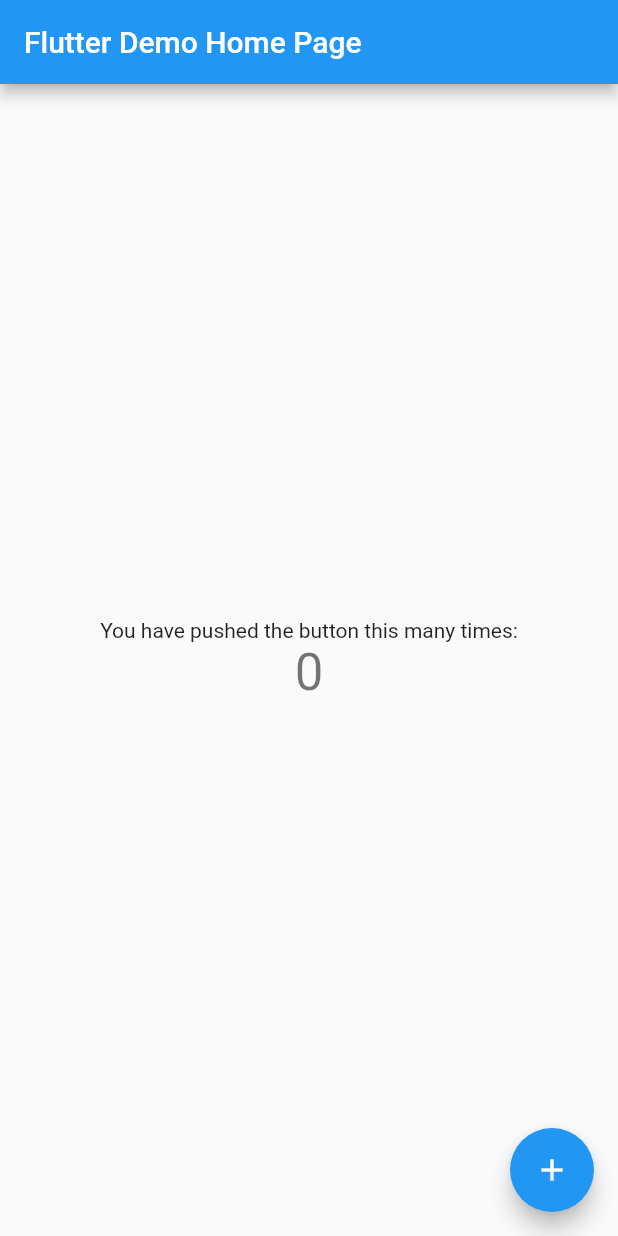
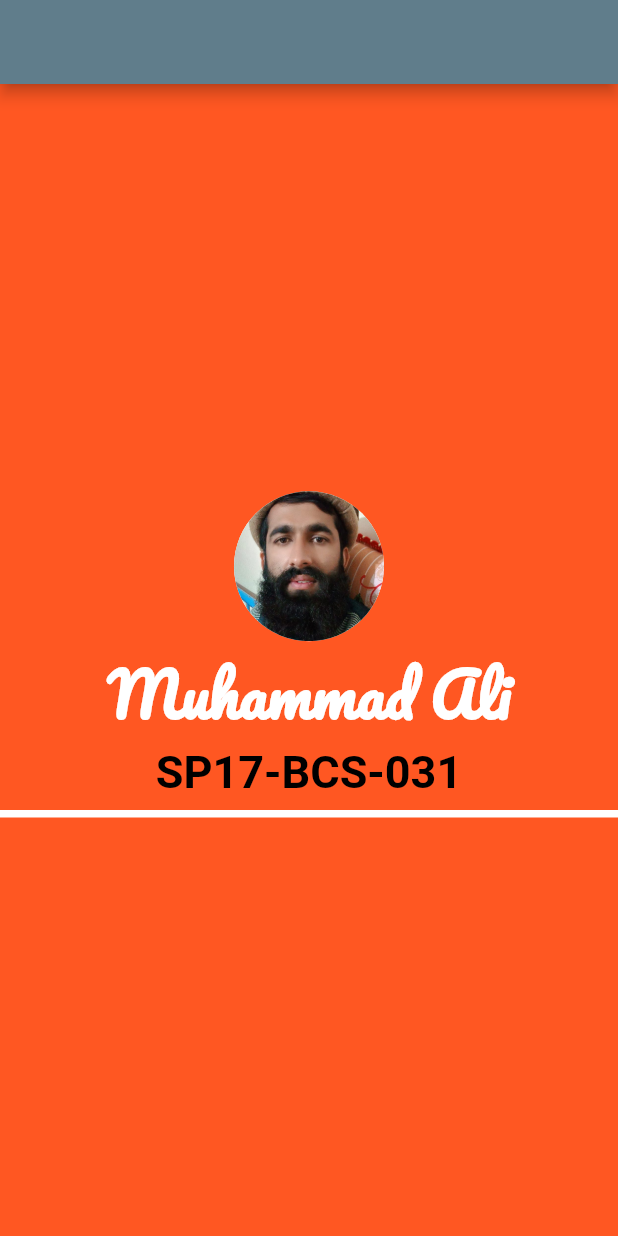
Before and after one commit to MuhammadAlikhichi/SP17-BCS-031, a Flutter app: the first screen one second after launch, on a phone screen of 412 x 824 dp. Run offline on Flutter 3.47's test engine with Material 2 defaults, Android fonts, the phone set to English and light mode, and no system bars.

Commit message:
commit 1 add splashscreen

```diff
--- /dev/null
+++ b/lib/home.dart
@@ -0,0 +1,7 @@
+import 'package:flutter/material.dart';
+class homepage extends StatelessWidget {
+  @override
+  Widget build(BuildContext context) {
+    return Container();
+  }
+}
--- a/lib/main.dart
+++ b/lib/main.dart
@@ -1,117 +1,18 @@
 import 'package:flutter/material.dart';
+import 'splashscreen.dart';
 
-void main() {
-  runApp(MyApp());
-}
+void main() => runApp(MyApp());
 
 class MyApp extends StatelessWidget {
-  // This widget is the root of your application.
   @override
   Widget build(BuildContext context) {
     return MaterialApp(
-      title: 'Flutter Demo',
+      debugShowCheckedModeBanner: false,
+      title: "Quizstar",
       theme: ThemeData(
-        // This is the theme of your application.
-        //
-        // Try running your application with "flutter run". You'll see the
-        // application has a blue toolbar. Then, without quitting the app, try
-        // changing the primarySwatch below to Colors.green and then invoke
-        // "hot reload" (press "r" in the console where you ran "flutter run",
-        // or simply save your changes to "hot reload" in a Flutter IDE).
-        // Notice that the counter didn't reset back to zero; the application
-        // is not restarted.
-        primarySwatch: Colors.blue,
-        // This makes the visual density adapt to the platform that you run
-        // the app on. For desktop platforms, the controls will be smaller and
-        // closer together (more dense) than on mobile platforms.
-        visualDensity: VisualDensity.adaptivePlatformDensity,
+        primarySwatch: Colors.indigo,
       ),
-      home: MyHomePage(title: 'Flutter Demo Home Page'),
+      home: splashscreen(),
     );
   }
 }
-
-class MyHomePage extends StatefulWidget {
-  MyHomePage({Key key, this.title}) : super(key: key);
-
-  // This widget is the home page of your application. It is stateful, meaning
-  // that it has a State object (defined below) that contains fields that affect
-  // how it looks.
-
-  // This class is the configuration for the state. It holds the values (in this
-  // case the title) provided by the parent (in this case the App widget) and
-  // used by the build method of the State. Fields in a Widget subclass are
-  // always marked "final".
-
-  final String title;
-
-  @override
-  _MyHomePageState createState() => _MyHomePageState();
-}
-
-class _MyHomePageState extends State<MyHomePage> {
-  int _counter = 0;
-
-  void _incrementCounter() {
-    setState(() {
-      // This call to setState tells the Flutter framework that something has
-      // changed in this State, which causes it to rerun the build method below
-      // so that the display can reflect the updated values. If we changed
-      // _counter without calling setState(), then the build method would not be
-      // called again, and so nothing would appear to happen.
-      _counter++;
-    });
-  }
-
-  @override
-  Widget build(BuildContext context) {
-    // This method is rerun every time setState is called, for instance as done
-    // by the _incrementCounter method above.
-    //
-    // The Flutter framework has been optimized to make rerunning build methods
-    // fast, so that you can just rebuild anything that needs updating rather
-    // than having to individually change instances of widgets.
-    return Scaffold(
-      appBar: AppBar(
-        // Here we take the value from the MyHomePage object that was created by
-        // the App.build method, and use it to set our appbar title.
-        title: Text(widget.title),
-      ),
-      body: Center(
-        // Center is a layout widget. It takes a single child and positions it
-        // in the middle of the parent.
-        child: Column(
-          // Column is also a layout widget. It takes a list of children and
-          // arranges them vertically. By default, it sizes itself to fit its
-          // children horizontally, and tries to be as tall as its parent.
-          //
-          // Invoke "debug painting" (press "p" in the console, choose the
-          // "Toggle Debug Paint" action from the Flutter Inspector in Android
-          // Studio, or the "Toggle Debug Paint" command in Visual Studio Code)
-          // to see the wireframe for each widget.
-          //
-          // Column has various properties to control how it sizes itself and
-          // how it positions its children. Here we use mainAxisAlignment to
-          // center the children vertically; the main axis here is the vertical
-          // axis because Columns are vertical (the cross axis would be
-          // horizontal).
-          mainAxisAlignment: MainAxisAlignment.center,
-          children: <Widget>[
-            Text(
-              'You have pushed the button this many times:',
-            ),
-            Text(
-              '$_counter',
-              style: Theme.of(context).textTheme.headline4,
-            ),
-          ],
-        ),
-      ),
-      floatingActionButton: FloatingActionButton(
-        onPressed: _incrementCounter,
-        tooltip: 'Increment',
-        child: Icon(Icons.add),
-      ), // This trailing comma makes auto-formatting nicer for build methods.
-    );
-  }
-}
--- /dev/null
+++ b/lib/splashscreen.dart
@@ -0,0 +1,102 @@
+import 'dart:async';
+import 'package:flutter/material.dart';
+import 'home.dart';
+
+class splashscreen extends StatefulWidget {
+  @override
+  _splashscreenState createState() => _splashscreenState();
+}
+
+class _splashscreenState extends State<splashscreen> {
+  @override
+  void initState() {
+    super.initState();
+    Timer(Duration(seconds: 3), () {
+      Navigator.of(context).pushReplacement(MaterialPageRoute(
+        builder: (context) => homepage(),
+      ));
+    });
+  }
+
+  // added test yourself
+  // and made the text to align at center
+  @override
+  Widget build(BuildContext context) {
+    return Scaffold(
+      appBar: AppBar(
+        backgroundColor: Colors.blueGrey,
+      ),
+      backgroundColor: Colors.deepOrange,
+      body: SafeArea(
+        child: Column(
+          mainAxisAlignment: MainAxisAlignment.center,
+          children: [
+            CircleAvatar(
+              radius: 50.0,
+              backgroundColor: Colors.white,
+              backgroundImage: AssetImage('image/abc.jpeg'),
+
+            ),
+            Text(
+              'Muhammad Ali',
+              style: TextStyle(
+                fontFamily: 'Pacifico',
+                fontSize: 40.0,
+                color: Colors.white,
+                fontWeight: FontWeight.bold,
+
+              ),
+
+            ),
+            Text(
+              'SP17-BCS-031',
+              style: TextStyle(
+                fontSize: 30.0,
+                color: Colors.black,
+                fontWeight: FontWeight.bold,
+
+              ),
+
+            ),
+            SizedBox(
+              width: 500.0,
+              height: 20.0,
+              child: Divider(
+                color: Colors.white,
+                thickness: 5.0,
+              ),
+
+            ),
+//            Card(
+//              color: Colors.white,
+//              margin: EdgeInsets.symmetric(vertical: 10.0,horizontal: 25.0),
+//              child: ListTile(
+//                leading: Icon(
+//                  Icons.phone,
+//                ),
+//
+//                title: Text(
+//                  '+923059647868',
+//                ),
+//              ),
+//            ),
+//            Card(
+//              color: Colors.white,
+//              margin: EdgeInsets.symmetric(vertical: 10.0,horizontal: 25.0),
+//              child: ListTile(
+//                leading: Icon(
+//                  Icons.email,
+//                ),
+//
+//                title: Text(
+//                  'muhammadalikhichi031@gmail.com',
+//                ),
+//              ),
+//            ),
+          ],
+        ),
+      ),
+
+    );
+  }
+}
```
Also changed, not shown: pubspec.yaml (+7 -7 lines), font/Pacifico.ttf (added), image/5.jpg (added), image/abc.jpeg (added), image/ali.png (added).
